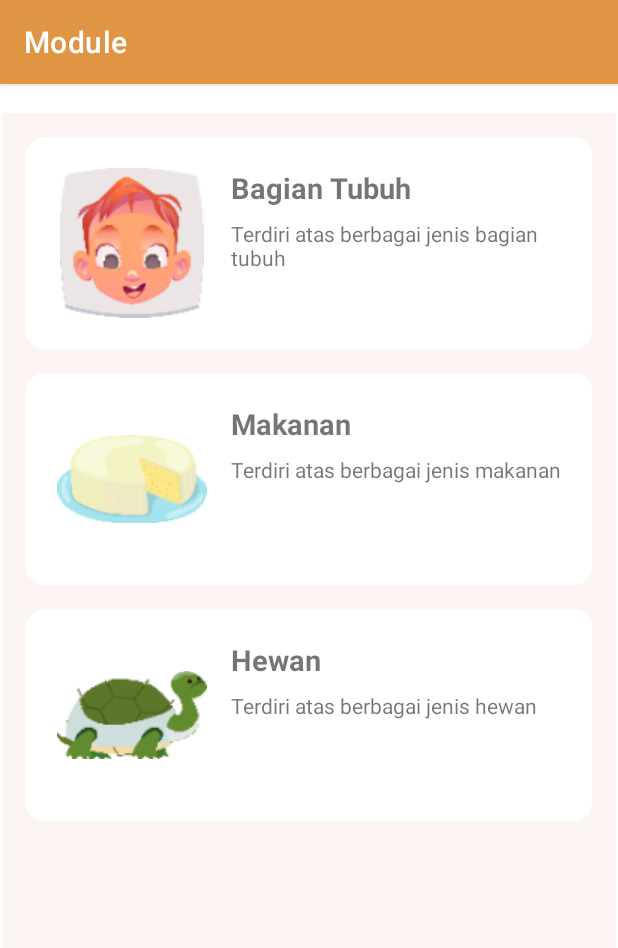
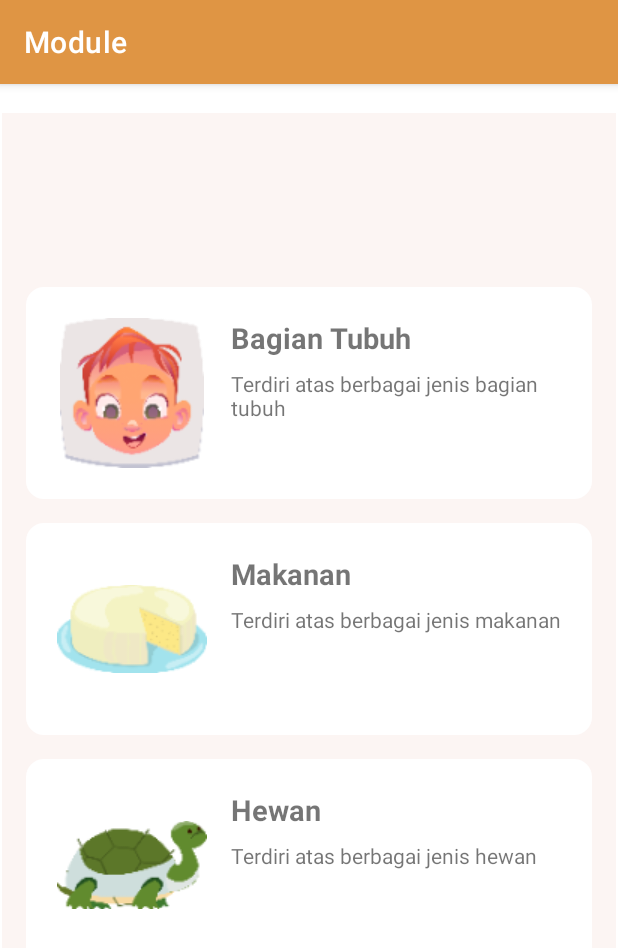
Before and after one commit to willyishmael/PeduliBicara-Android, an Android app: the MainActivity screen opened directly, with no data from a screen before it, after a tap on "Modul", on a phone screen of 412 x 824 dp. Shown: the top 948 px of the screen. Run offline under Robolectric (Android 15) with nearby library versions, the phone set to English and light mode, and no system bars.

Commit message:
perbaikan layout fragment

```diff
--- a/app/src/main/java/com/pedulibicara/pedulibicara/ui/main/MainActivity.kt
+++ b/app/src/main/java/com/pedulibicara/pedulibicara/ui/main/MainActivity.kt
@@ -26,6 +26,7 @@ class MainActivity : AppCompatActivity() {
         super.onCreate(savedInstanceState)
         binding = ActivityMainBinding.inflate(layoutInflater)
         setContentView(binding.root)
+        supportActionBar?.hide()
 
         mapMenuCategory = viewModel.getMenuCategory()
 
--- a/app/src/main/res/layout/fragment_module_category.xml
+++ b/app/src/main/res/layout/fragment_module_category.xml
@@ -11,11 +11,14 @@
         android:id="@+id/rv_list_category"
         android:layout_width="0dp"
         android:layout_height="0dp"
+        android:layout_marginTop="100dp"
         android:padding="16dp"
         app:layout_constraintBottom_toBottomOf="parent"
         app:layout_constraintEnd_toEndOf="parent"
+        app:layout_constraintHorizontal_bias="0.0"
         app:layout_constraintStart_toStartOf="parent"
         app:layout_constraintTop_toTopOf="parent"
+        app:layout_constraintVertical_bias="1.0"
         tools:listitem="@layout/module_card_view" />
 
 </androidx.constraintlayout.widget.ConstraintLayout>
--- a/app/src/main/res/layout/fragment_module_item.xml
+++ b/app/src/main/res/layout/fragment_module_item.xml
@@ -11,11 +11,13 @@
         android:id="@+id/rv_module_item"
         android:layout_width="409dp"
         android:layout_height="729dp"
+        android:layout_marginTop="100dp"
         android:padding="16dp"
         app:layout_constraintBottom_toBottomOf="parent"
         app:layout_constraintEnd_toEndOf="parent"
         app:layout_constraintStart_toStartOf="parent"
         app:layout_constraintTop_toTopOf="parent"
+        app:layout_constraintVertical_bias="0.172"
         tools:listitem="@layout/module_item_view" />
 
 </androidx.constraintlayout.widget.ConstraintLayout>
```
Also changed, not shown: app/src/main/res/layout/fragment_module_item_detail.xml (+5 -5 lines).
